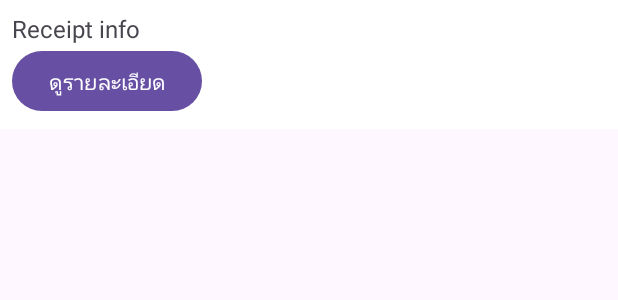
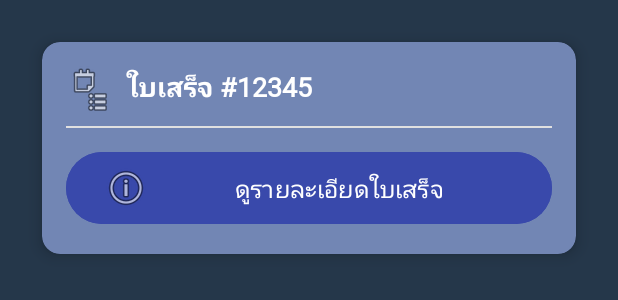
Before and after one commit to chittapon4work/mini-project, an Android app: the layout item_receipt.xml on its own in the app's theme, with its tools: preview values and no code run, on a phone screen of 412 x 824 dp. Shown: the top 300 px of the screen. Run offline under Robolectric (Android 15) with nearby library versions, the phone set to English and light mode, and no system bars.

Commit message:
change bill and receipt

```diff
--- /dev/null
+++ b/app/src/main/res/drawable/receipt_background.xml
@@ -0,0 +1,6 @@
+<shape xmlns:android="http://schemas.android.com/apk/res/android" android:shape="rectangle">
+    <solid android:color="#FFFFFF"/>
+    <corners android:radius="12dp"/>
+    <padding android:left="8dp" android:top="8dp" android:right="8dp" android:bottom="8dp"/>
+    <stroke android:width="1dp" android:color="#CCCCCC"/>
+</shape>
--- a/app/src/main/res/layout/activity_receipt_detail.xml
+++ b/app/src/main/res/layout/activity_receipt_detail.xml
@@ -1,13 +1,21 @@
 <?xml version="1.0" encoding="utf-8"?>
 <ScrollView xmlns:android="http://schemas.android.com/apk/res/android"
     android:layout_width="match_parent"
-    android:layout_height="match_parent">
+    android:layout_height="match_parent"
+    android:background="#25374A"
+    android:padding="16dp">
 
     <TextView
         android:id="@+id/tvReceiptDetails"
         android:layout_width="match_parent"
         android:layout_height="wrap_content"
-        android:padding="8dp"
-        android:textSize="16sp" />
+        android:layout_marginTop="60dp"
+        android:padding="16dp"
+        android:background="@drawable/receipt_background"
+        android:textSize="16sp"
+        android:textColor="#25374A"
+        android:lineSpacingExtra="4dp"
+        android:scrollbars="vertical" />
+
 
 </ScrollView>
--- a/app/src/main/res/layout/activity_receipts.xml
+++ b/app/src/main/res/layout/activity_receipts.xml
@@ -2,6 +2,7 @@
 <androidx.constraintlayout.widget.ConstraintLayout xmlns:android="http://schemas.android.com/apk/res/android"
     xmlns:app="http://schemas.android.com/apk/res-auto"
     android:layout_width="match_parent"
+    android:background="#25374A"
     android:layout_height="match_parent">
 
     <ScrollView
--- a/app/src/main/res/layout/item_receipt.xml
+++ b/app/src/main/res/layout/item_receipt.xml
@@ -1,22 +1,59 @@
 <?xml version="1.0" encoding="utf-8"?>
 <LinearLayout xmlns:android="http://schemas.android.com/apk/res/android"
+    xmlns:card_view="http://schemas.android.com/apk/res-auto"
+    android:layout_width="match_parent"
+    android:layout_height="match_parent"
+    android:orientation="vertical"
+    android:padding="16dp"
+    android:background="#25374A">
+
+    <androidx.cardview.widget.CardView
+        android:layout_width="match_parent"
+        android:layout_height="wrap_content"
+        android:layout_margin="12dp"
+        card_view:cardCornerRadius="12dp"
+        card_view:cardElevation="6dp"
+        android:backgroundTint="#7286B4">
+
+        <LinearLayout
             android:layout_width="match_parent"
             android:layout_height="wrap_content"
             android:orientation="vertical"
-    android:padding="8dp"
-    android:background="#FFFFFF">
+            android:padding="16dp">
 
             <TextView
                 android:id="@+id/tvReceiptInfo"
-        android:layout_width="wrap_content"
+                android:layout_width="match_parent"
                 android:layout_height="wrap_content"
-        android:text="Receipt info"
-        android:textSize="16sp" />
+                android:text="ใบเสร็จ #12345"
+                android:textStyle="bold"
+                android:textColor="#FFFFFF"
+                android:textSize="18sp"
+                android:drawableLeft="@android:drawable/ic_menu_agenda"
+                android:drawablePadding="8dp"
+                android:paddingBottom="8dp"
+                android:fontFamily="@font/roboto" />
+
+            <View
+                android:layout_width="match_parent"
+                android:layout_height="1dp"
+                android:background="#E0E0E0"
+                android:layout_marginBottom="12dp" />
 
             <Button
                 android:id="@+id/btnReceiptDetail"
-        android:layout_width="wrap_content"
+                android:layout_width="match_parent"
                 android:layout_height="wrap_content"
-        android:text="ดูรายละเอียด" />
+                android:text="ดูรายละเอียดใบเสร็จ"
+                android:backgroundTint="#3949AB"
+                android:textColor="#FFFFFF"
+                android:textSize="16sp"
+                android:paddingVertical="8dp"
+                android:drawableLeft="@android:drawable/ic_menu_info_details"
+                android:drawablePadding="8dp"
+                android:fontFamily="@font/roboto" />
+        </LinearLayout>
+
+    </androidx.cardview.widget.CardView>
 
 </LinearLayout>
```
Lines whose indentation alone changed are shown as unchanged.
